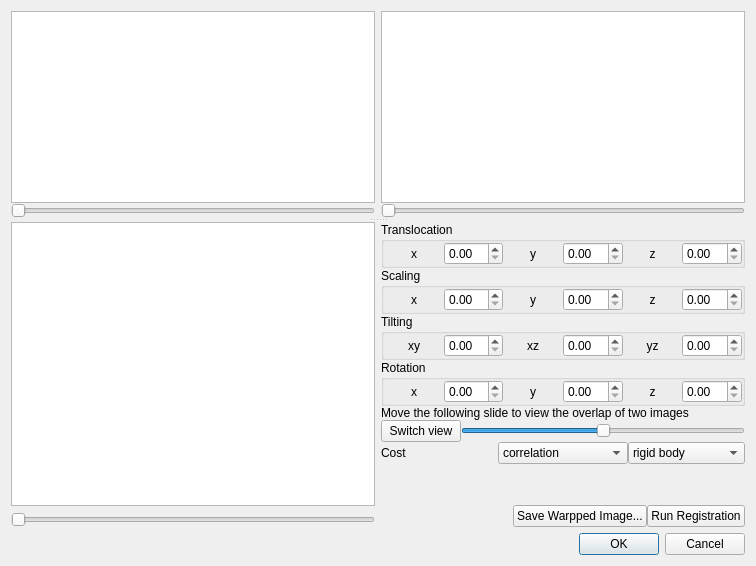
First picture: the form in manual_alignment.ui, repository frankyeh/DSI-Studio, before the edit.
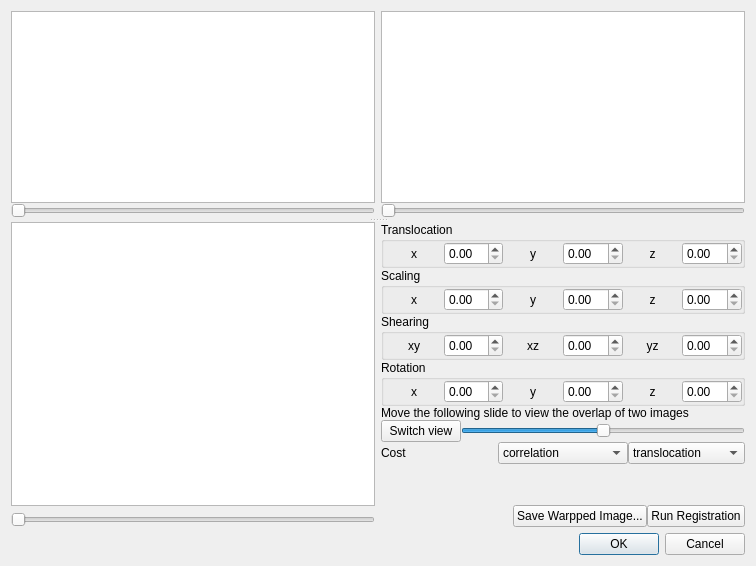
Second picture: the form after the edit. Icons and pictures are not drawn.

Commit message: [gui] update manual reg interface

The edit to the form file:
```diff
--- a/manual_alignment.ui
+++ b/manual_alignment.ui
@@ -297,7 +297,7 @@
             <item>
              <widget class="QGroupBox" name="tilting_group">
               <property name="title">
-               <string>Tilting</string>
+               <string>Shearing</string>
               </property>
               <layout class="QHBoxLayout" name="horizontalLayout_4">
                <property name="spacing">
@@ -512,6 +512,11 @@
               </item>
               <item>
                <widget class="QComboBox" name="reg_type">
+                <item>
+                 <property name="text">
+                  <string>translocation</string>
+                 </property>
+                </item>
                 <item>
                  <property name="text">
                   <string>rigid body</string>
```
Left out of the diff: 2 changed lines with no effect on the pictures. The commit also changes 1 other file.
